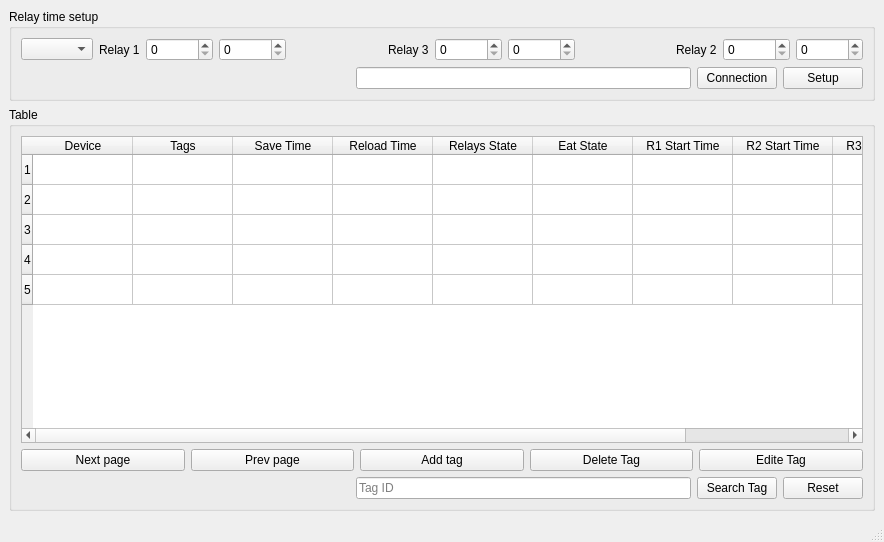
Qt form UI/ui_app.ui (mesaudaahmed/yahyaRaspberry) before a commit.
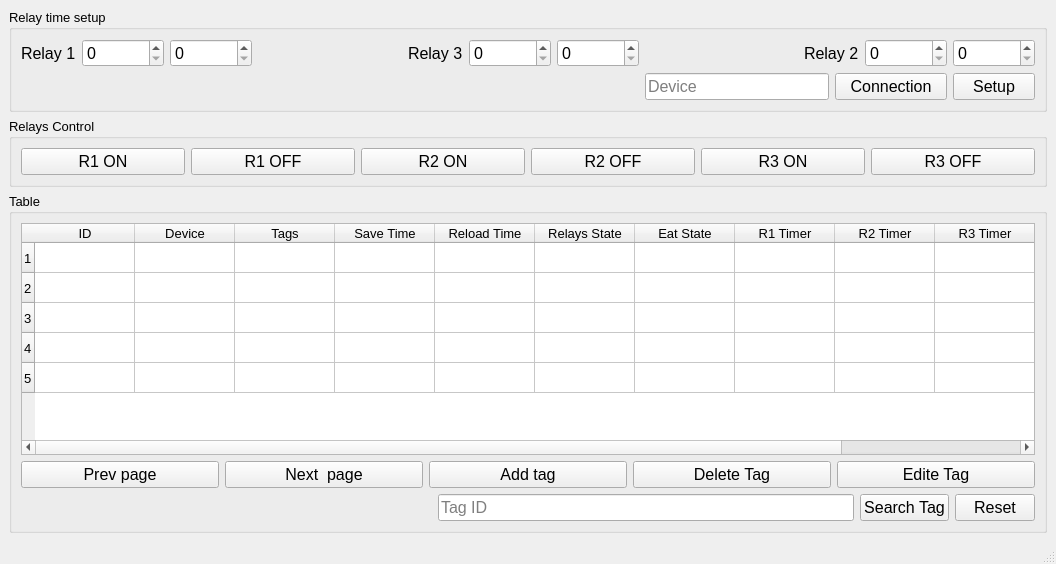
The same form after that commit.

Commit message: fixing the next prev navigate pages button delete button

What changed in the file:
```diff
--- a/UI/ui_app.ui
+++ b/UI/ui_app.ui
@@ -6,8 +6,8 @@
    <rect>
     <x>0</x>
     <y>0</y>
-    <width>884</width>
-    <height>542</height>
+    <width>1056</width>
+    <height>564</height>
    </rect>
   </property>
   <property name="windowTitle">
@@ -15,179 +15,13 @@
   </property>
   <widget class="QWidget" name="centralwidget">
    <layout class="QGridLayout" name="gridLayout_2">
-    <item row="0" column="0">
-     <widget class="QGroupBox" name="groupBox">
-      <property name="title">
-       <string>Relay time setup</string>
-      </property>
-      <layout class="QGridLayout" name="gridLayout">
-       <item row="0" column="0">
-        <layout class="QVBoxLayout" name="verticalLayout_2">
-         <item>
-          <layout class="QHBoxLayout" name="horizontalLayout_4">
-           <item>
-            <widget class="QComboBox" name="comboBox">
-             <property name="editable">
-              <bool>false</bool>
-             </property>
-             <property name="currentText">
-              <string/>
-             </property>
-             <property name="minimumContentsLength">
-              <number>0</number>
-             </property>
-             <property name="iconSize">
-              <size>
-               <width>16</width>
-               <height>16</height>
-              </size>
-             </property>
-            </widget>
-           </item>
-           <item>
-            <layout class="QHBoxLayout" name="horizontalLayout">
-             <item>
-              <widget class="QLabel" name="label">
-               <property name="text">
-                <string>Relay 1</string>
-               </property>
-              </widget>
-             </item>
-             <item>
-              <widget class="QSpinBox" name="spinBox">
-               <property name="maximum">
-                <number>100000</number>
-               </property>
-              </widget>
-             </item>
-             <item>
-              <widget class="QSpinBox" name="spinBox_2">
-               <property name="maximum">
-                <number>100000</number>
-               </property>
-              </widget>
-             </item>
-            </layout>
-           </item>
-           <item>
-            <spacer name="horizontalSpacer_2">
-             <property name="orientation">
-              <enum>Qt::Horizontal</enum>
-             </property>
-             <property name="sizeHint" stdset="0">
-              <size>
-               <width>40</width>
-               <height>20</height>
-              </size>
-             </property>
-            </spacer>
-           </item>
-           <item>
-            <layout class="QHBoxLayout" name="horizontalLayout_3">
-             <item>
-              <widget class="QLabel" name="label_3">
-               <property name="text">
-                <string>Relay 3</string>
-               </property>
-              </widget>
-             </item>
-             <item>
-              <widget class="QSpinBox" name="spinBox_5">
-               <property name="maximum">
-                <number>100000</number>
-               </property>
-              </widget>
-             </item>
-             <item>
-              <widget class="QSpinBox" name="spinBox_6">
-               <property name="maximum">
-                <number>100000</number>
-               </property>
-              </widget>
-             </item>
-            </layout>
-           </item>
-           <item>
-            <spacer name="horizontalSpacer">
-             <property name="orientation">
-              <enum>Qt::Horizontal</enum>
-             </property>
-             <property name="sizeHint" stdset="0">
-              <size>
-               <width>40</width>
-               <height>20</height>
-              </size>
-             </property>
-            </spacer>
-           </item>
-           <item>
-            <layout class="QHBoxLayout" name="horizontalLayout_2">
-             <item>
-              <widget class="QLabel" name="label_2">
-               <property name="text">
-                <string>Relay 2</string>
-               </property>
-              </widget>
-             </item>
-             <item>
-              <widget class="QSpinBox" name="spinBox_3">
-               <property name="maximum">
-                <number>100000</number>
-               </property>
-              </widget>
-             </item>
-             <item>
-              <widget class="QSpinBox" name="spinBox_4">
-               <property name="maximum">
-                <number>100000</number>
-               </property>
-              </widget>
-             </item>
-            </layout>
-           </item>
-          </layout>
-         </item>
-         <item>
-          <layout class="QHBoxLayout" name="horizontalLayout_7">
-           <item>
-            <spacer name="horizontalSpacer_4">
-             <property name="orientation">
-              <enum>Qt::Horizontal</enum>
-             </property>
-             <property name="sizeHint" stdset="0">
-              <size>
-               <width>40</width>
-               <height>20</height>
-              </size>
-             </property>
-            </spacer>
-           </item>
-           <item>
-            <widget class="QLineEdit" name="lineEdit_2"/>
-           </item>
-           <item>
-            <widget class="QPushButton" name="pushButton_3">
-             <property name="text">
-              <string>Connection</string>
-             </property>
-            </widget>
-           </item>
-           <item>
-            <widget class="QPushButton" name="pushButton_10">
-             <property name="text">
-              <string>Setup</string>
-             </property>
-            </widget>
-           </item>
-          </layout>
-         </item>
-        </layout>
-       </item>
-      </layout>
-     </widget>
-    </item>
-    <item row="1" column="0">
+    <item row="2" column="0">
      <widget class="QGroupBox" name="groupBox_2">
+      <property name="font">
+       <font>
+        <pointsize>10</pointsize>
+       </font>
+      </property>
       <property name="title">
        <string>Table</string>
       </property>
@@ -207,13 +41,18 @@
           <number>5</number>
          </property>
          <property name="columnCount">
-          <number>10</number>
+          <number>11</number>
          </property>
          <row/>
          <row/>
          <row/>
          <row/>
          <row/>
+         <column>
+          <property name="text">
+           <string>ID</string>
+          </property>
+         </column>
          <column>
           <property name="text">
            <string>Device</string>
@@ -246,17 +85,17 @@
          </column>
          <column>
           <property name="text">
-           <string>R1 Start Time</string>
+           <string>R1 Timer</string>
           </property>
          </column>
          <column>
           <property name="text">
-           <string>R2 Start Time</string>
+           <string>R2 Timer</string>
           </property>
          </column>
          <column>
           <property name="text">
-           <string>R3 Start Time</string>
+           <string>R3 Timer</string>
           </property>
          </column>
          <column>
@@ -270,20 +109,35 @@
         <layout class="QHBoxLayout" name="horizontalLayout_5">
          <item>
           <widget class="QPushButton" name="pushButton_4">
-           <property name="text">
-            <string>Next page</string>
+           <property name="font">
+            <font>
+             <pointsize>12</pointsize>
+            </font>
            </property>
-          </widget>
-         </item>
-         <item>
-          <widget class="QPushButton" name="pushButton_5">
            <property name="text">
             <string>Prev page</string>
            </property>
           </widget>
          </item>
+         <item>
+          <widget class="QPushButton" name="pushButton_5">
+           <property name="font">
+            <font>
+             <pointsize>12</pointsize>
+            </font>
+           </property>
+           <property name="text">
+            <string>Next  page</string>
+           </property>
+          </widget>
+         </item>
          <item>
           <widget class="QPushButton" name="pushButton_6">
+           <property name="font">
+            <font>
+             <pointsize>12</pointsize>
+            </font>
+           </property>
            <property name="text">
             <string>Add tag</string>
            </property>
@@ -291,6 +145,11 @@
          </item>
          <item>
           <widget class="QPushButton" name="pushButton_7">
+           <property name="font">
+            <font>
+             <pointsize>12</pointsize>
+            </font>
+           </property>
            <property name="text">
             <string>Delete Tag</string>
            </property>
@@ -298,6 +157,11 @@
          </item>
          <item>
           <widget class="QPushButton" name="pushButton_8">
+           <property name="font">
+            <font>
+             <pointsize>12</pointsize>
+            </font>
+           </property>
            <property name="text">
             <string>Edite Tag</string>
            </property>
@@ -322,6 +186,11 @@
          </item>
          <item>
           <widget class="QLineEdit" name="lineEdit">
+           <property name="font">
+            <font>
+             <pointsize>12</pointsize>
+            </font>
+           </property>
            <property name="inputMask">
             <string/>
            </property>
@@ -335,6 +204,11 @@
          </item>
          <item>
           <widget class="QPushButton" name="pushButton_9">
+           <property name="font">
+            <font>
+             <pointsize>12</pointsize>
+            </font>
+           </property>
            <property name="text">
             <string>Search Tag</string>
            </property>
@@ -342,6 +216,11 @@
          </item>
          <item>
           <widget class="QPushButton" name="pushButton">
+           <property name="font">
+            <font>
+             <pointsize>12</pointsize>
+            </font>
+           </property>
            <property name="text">
             <string>Reset</string>
            </property>
@@ -352,6 +231,298 @@
       </layout>
      </widget>
     </item>
+    <item row="0" column="0">
+     <widget class="QGroupBox" name="groupBox">
+      <property name="font">
+       <font>
+        <pointsize>10</pointsize>
+       </font>
+      </property>
+      <property name="autoFillBackground">
+       <bool>false</bool>
+      </property>
+      <property name="title">
+       <string>Relay time setup</string>
+      </property>
+      <property name="flat">
+       <bool>false</bool>
+      </property>
+      <property name="checkable">
+       <bool>false</bool>
+      </property>
+      <layout class="QGridLayout" name="gridLayout">
+       <item row="0" column="5">
+        <widget class="QSpinBox" name="spinBox_5">
+         <property name="font">
+          <font>
+           <pointsize>12</pointsize>
+          </font>
+         </property>
+         <property name="maximum">
+          <number>100000</number>
+         </property>
+        </widget>
+       </item>
+       <item row="0" column="0">
+        <widget class="QLabel" name="label">
+         <property name="font">
+          <font>
+           <pointsize>12</pointsize>
+          </font>
+         </property>
+         <property name="text">
+          <string>Relay 1</string>
+         </property>
+        </widget>
+       </item>
+       <item row="0" column="4">
+        <widget class="QLabel" name="label_3">
+         <property name="font">
+          <font>
+           <pointsize>12</pointsize>
+          </font>
+         </property>
+         <property name="text">
+          <string>Relay 3</string>
+         </property>
+        </widget>
+       </item>
+       <item row="0" column="10">
+        <widget class="QSpinBox" name="spinBox_3">
+         <property name="font">
+          <font>
+           <pointsize>12</pointsize>
+          </font>
+         </property>
+         <property name="maximum">
+          <number>100000</number>
+         </property>
+        </widget>
+       </item>
+       <item row="0" column="1">
+        <widget class="QSpinBox" name="spinBox">
+         <property name="font">
+          <font>
+           <pointsize>12</pointsize>
+          </font>
+         </property>
+         <property name="maximum">
+          <number>100000</number>
+         </property>
+        </widget>
+       </item>
+       <item row="1" column="9" colspan="2">
+        <widget class="QPushButton" name="pushButton_3">
+         <property name="font">
+          <font>
+           <pointsize>12</pointsize>
+          </font>
+         </property>
+         <property name="text">
+          <string>Connection</string>
+         </property>
+        </widget>
+       </item>
+       <item row="0" column="3">
+        <spacer name="horizontalSpacer_2">
+         <property name="orientation">
+          <enum>Qt::Horizontal</enum>
+         </property>
+         <property name="sizeHint" stdset="0">
+          <size>
+           <width>127</width>
+           <height>19</height>
+          </size>
+         </property>
+        </spacer>
+       </item>
+       <item row="0" column="6">
+        <widget class="QSpinBox" name="spinBox_6">
+         <property name="font">
+          <font>
+           <pointsize>12</pointsize>
+          </font>
+         </property>
+         <property name="maximum">
+          <number>100000</number>
+         </property>
+        </widget>
+       </item>
+       <item row="1" column="7" colspan="2">
+        <widget class="QLineEdit" name="lineEdit_2">
+         <property name="font">
+          <font>
+           <pointsize>12</pointsize>
+          </font>
+         </property>
+         <property name="placeholderText">
+          <string>Device </string>
+         </property>
+        </widget>
+       </item>
+       <item row="1" column="0" colspan="7">
+        <spacer name="horizontalSpacer_4">
+         <property name="orientation">
+          <enum>Qt::Horizontal</enum>
+         </property>
+         <property name="sizeHint" stdset="0">
+          <size>
+           <width>611</width>
+           <height>19</height>
+          </size>
+         </property>
+        </spacer>
+       </item>
+       <item row="0" column="2">
+        <widget class="QSpinBox" name="spinBox_2">
+         <property name="font">
+          <font>
+           <pointsize>12</pointsize>
+          </font>
+         </property>
+         <property name="maximum">
+          <number>100000</number>
+         </property>
+        </widget>
+       </item>
+       <item row="1" column="11">
+        <widget class="QPushButton" name="pushButton_10">
+         <property name="font">
+          <font>
+           <pointsize>12</pointsize>
+          </font>
+         </property>
+         <property name="text">
+          <string>Setup</string>
+         </property>
+        </widget>
+       </item>
+       <item row="0" column="7">
+        <spacer name="horizontalSpacer">
+         <property name="orientation">
+          <enum>Qt::Horizontal</enum>
+         </property>
+         <property name="sizeHint" stdset="0">
+          <size>
+           <width>153</width>
+           <height>19</height>
+          </size>
+         </property>
+        </spacer>
+       </item>
+       <item row="0" column="11">
+        <widget class="QSpinBox" name="spinBox_4">
+         <property name="font">
+          <font>
+           <pointsize>12</pointsize>
+          </font>
+         </property>
+         <property name="maximum">
+          <number>100000</number>
+         </property>
+        </widget>
+       </item>
+       <item row="0" column="8" colspan="2">
+        <widget class="QLabel" name="label_2">
+         <property name="font">
+          <font>
+           <pointsize>12</pointsize>
+          </font>
+         </property>
+         <property name="text">
+          <string>Relay 2</string>
+         </property>
+        </widget>
+       </item>
+      </layout>
+     </widget>
+    </item>
+    <item row="1" column="0">
+     <widget class="QGroupBox" name="groupBox_4">
+      <property name="font">
+       <font>
+        <pointsize>10</pointsize>
+       </font>
+      </property>
+      <property name="title">
+       <string>Relays Control</string>
+      </property>
+      <layout class="QGridLayout" name="gridLayout_3">
+       <item row="0" column="0">
+        <widget class="QPushButton" name="pushButton_2">
+         <property name="font">
+          <font>
+           <pointsize>12</pointsize>
+          </font>
+         </property>
+         <property name="text">
+          <string>R1 ON</string>
+         </property>
+        </widget>
+       </item>
+       <item row="0" column="1">
+        <widget class="QPushButton" name="pushButton_11">
+         <property name="font">
+          <font>
+           <pointsize>12</pointsize>
+          </font>
+         </property>
+         <property name="text">
+          <string>R1 OFF</string>
+         </property>
+        </widget>
+       </item>
+       <item row="0" column="2">
+        <widget class="QPushButton" name="pushButton_12">
+         <property name="font">
+          <font>
+           <pointsize>12</pointsize>
+          </font>
+         </property>
+         <property name="text">
+          <string>R2 ON</string>
+         </property>
+        </widget>
+       </item>
+       <item row="0" column="3">
+        <widget class="QPushButton" name="pushButton_13">
+         <property name="font">
+          <font>
+           <pointsize>12</pointsize>
+          </font>
+         </property>
+         <property name="text">
+          <string>R2 OFF</string>
+         </property>
+        </widget>
+       </item>
+       <item row="0" column="4">
+        <widget class="QPushButton" name="pushButton_14">
+         <property name="font">
+          <font>
+           <pointsize>12</pointsize>
+          </font>
+         </property>
+         <property name="text">
+          <string>R3 ON</string>
+         </property>
+        </widget>
+       </item>
+       <item row="0" column="5">
+        <widget class="QPushButton" name="pushButton_15">
+         <property name="font">
+          <font>
+           <pointsize>12</pointsize>
+          </font>
+         </property>
+         <property name="text">
+          <string>R3 OFF</string>
+         </property>
+        </widget>
+       </item>
+      </layout>
+     </widget>
+    </item>
    </layout>
   </widget>
   <widget class="QMenuBar" name="menubar">
```
Left out of the diff: 2 changed lines with no effect on the pictures. The commit also changes 14 other files.
